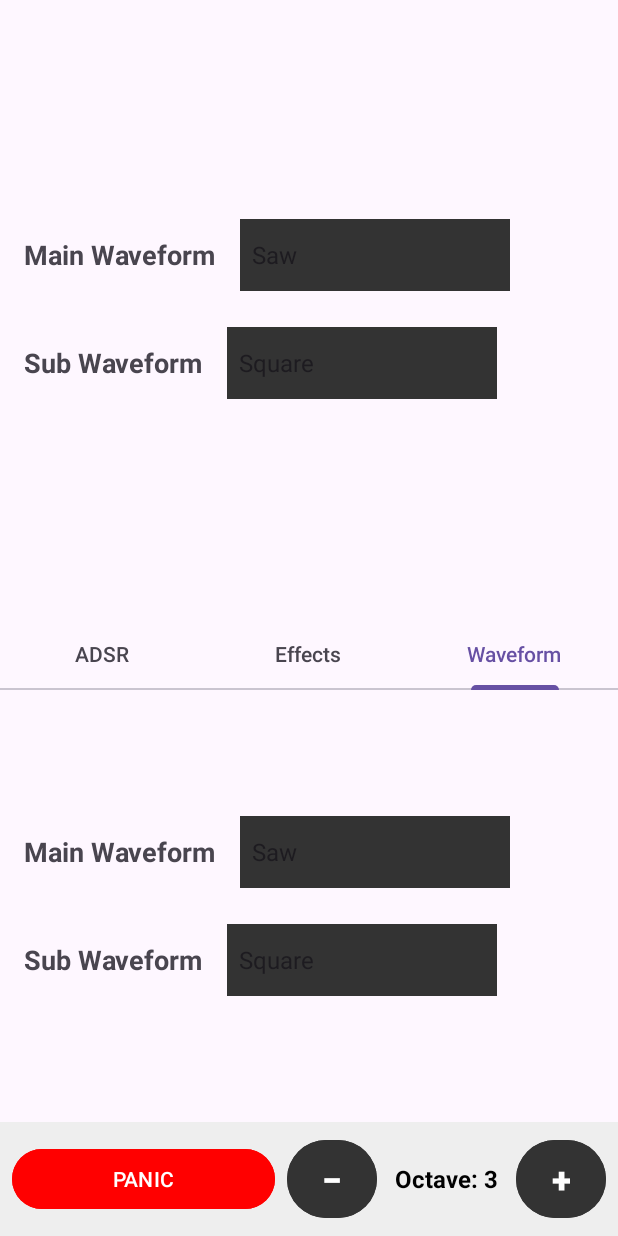
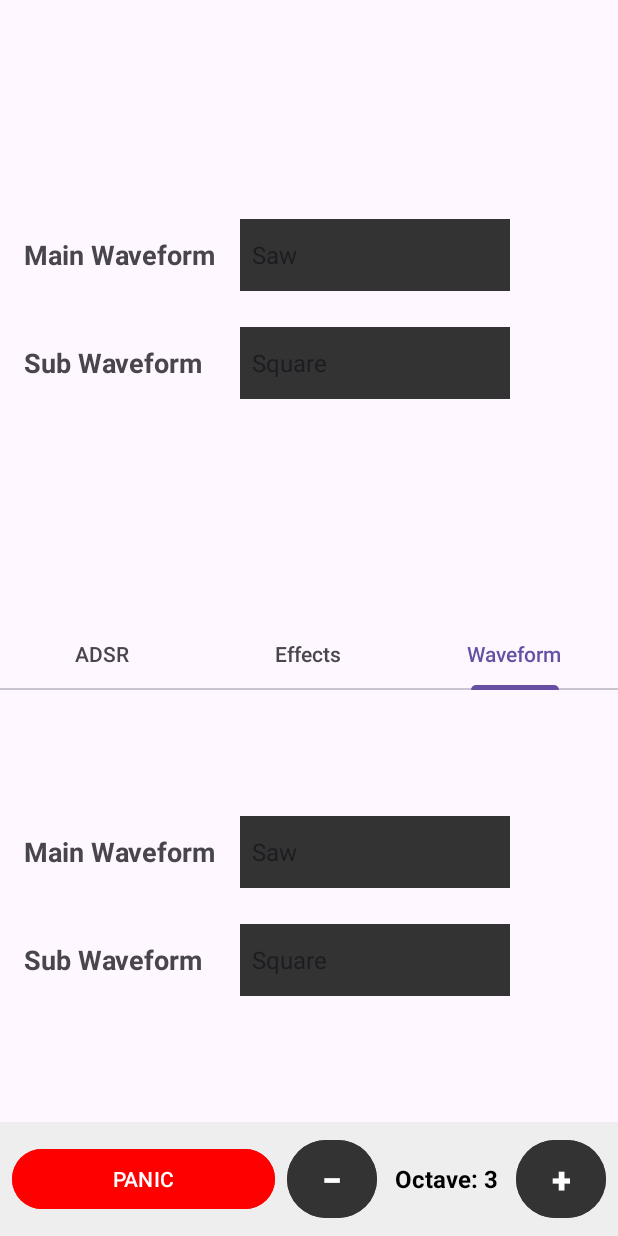
Before and after one commit to LUKE-MUL8/SynthControllerMozi, an Android app: the fragment WaveformFragment placed in its activity, tab 3 chosen, on a phone screen of 412 x 824 dp. Run offline under Robolectric (Android 15) with nearby library versions, the phone set to English and light mode, and no system bars; libraries missing offline, so code that uses them is left out: com.convergencelabstfx.pianoview, com.rejowan.rotaryknob; plain views replace PianoView, RotaryKnob; 14 statements that could not run were skipped.

Commit message:
Clean up layout and remove reverb

```diff
--- a/app/src/main/java/com/example/synthcontroller/EffectsFragment.java
+++ b/app/src/main/java/com/example/synthcontroller/EffectsFragment.java
@@ -19,21 +19,21 @@ public class EffectsFragment extends Fragment {
 
         filterKnob = view.findViewById(R.id.filterKnob);
         detuneKnob = view.findViewById(R.id.detuneKnob);
-        reverbKnob = view.findViewById(R.id.reverbKnob);
+//        reverbKnob = view.findViewById(R.id.reverbKnob);
         vibRateKnob = view.findViewById(R.id.vibRateKnob);
         vibDepthKnob = view.findViewById(R.id.vibDepthKnob);
 
         // Set default values
         filterKnob.setCurrentProgress(255);
         detuneKnob.setCurrentProgress(0);
-        reverbKnob.setCurrentProgress(0);
+//        reverbKnob.setCurrentProgress(0);
         vibRateKnob.setCurrentProgress(20);
         vibDepthKnob.setCurrentProgress(0);
 
         // Setup listeners
         setupKnob(filterKnob, "FILTER:");
         setupKnob(detuneKnob, "DETUNE:");
-        setupKnob(reverbKnob, "REVERB:");
+//        setupKnob(reverbKnob, "REVERB:");
         setupKnob(vibRateKnob, "VIB_RATE:");
         setupKnob(vibDepthKnob, "VIB_DEPTH:");
 
--- a/app/src/main/java/com/example/synthcontroller/MidiFilePlaybackActivity.java
+++ b/app/src/main/java/com/example/synthcontroller/MidiFilePlaybackActivity.java
@@ -45,6 +45,8 @@ public class MidiFilePlaybackActivity extends AppCompatActivity {
                     Toast.makeText(this, "No file selected", Toast.LENGTH_SHORT).show();
                 }
             });
+
+
 
     @Override
     protected void onCreate(Bundle savedInstanceState) {
@@ -269,6 +271,8 @@ public class MidiFilePlaybackActivity extends AppCompatActivity {
             BluetoothManager.getInstance().sendCommand("UP:" + note);
         }
         Log.d(TAG, "Sent all notes off");
+        sendCommand("PANIC:", 1);
+
     }
 
     private void playMidiFile(Uri uri) {
--- a/app/src/main/res/layout-land/activity_perform.xml
+++ b/app/src/main/res/layout-land/activity_perform.xml
@@ -22,6 +22,7 @@
             android:layout_height="90dp"
             android:layout_margin="4dp"
             app:label_text="Attack"
+            app:label_text_style="bold"
             app:max="255"
             app:min="0" />
 
@@ -31,6 +32,7 @@
             android:layout_height="90dp"
             android:layout_margin="4dp"
             app:label_text="Decay"
+            app:label_text_style="bold"
             app:max="255"
             app:min="0" />
 
@@ -40,6 +42,7 @@
             android:layout_height="90dp"
             android:layout_margin="4dp"
             app:label_text="Sustain"
+            app:label_text_style="bold"
             app:max="255"
             app:min="0" />
 
@@ -49,6 +52,7 @@
             android:layout_height="90dp"
             android:layout_margin="4dp"
             app:label_text="Release"
+            app:label_text_style="bold"
             app:max="255"
             app:min="0" />
     </LinearLayout>
@@ -112,6 +116,7 @@
                 android:layout_height="80dp"
                 android:layout_margin="4dp"
                 app:label_text="Filter"
+                app:label_text_style="bold"
                 app:max="255"
                 app:min="0" />
 
@@ -121,6 +126,7 @@
                 android:layout_height="80dp"
                 android:layout_margin="4dp"
                 app:label_text="Detune"
+                app:label_text_style="bold"
                 app:max="255"
                 app:min="0" />
 
@@ -130,6 +136,7 @@
                 android:layout_height="80dp"
                 android:layout_margin="4dp"
                 app:label_text="Reverb"
+                app:label_text_style="bold"
                 app:max="255"
                 app:min="0" />
         </LinearLayout>
@@ -161,6 +168,7 @@
         android:orientation="horizontal"
         android:gravity="center"
         android:padding="8dp"
+        android:background="#EEEEEE"
         app:layout_constraintBottom_toBottomOf="parent"
         app:layout_constraintStart_toEndOf="@id/adsrKnobContainer"
         app:layout_constraintEnd_toEndOf="parent">
@@ -172,6 +180,7 @@
             android:layout_weight="1"
             android:layout_margin="4dp"
             app:label_text="Vib Rate"
+            app:label_text_style="bold"
             app:max="255"
             app:min="0" />
 
@@ -182,53 +191,56 @@
             android:layout_weight="1"
             android:layout_margin="4dp"
             app:label_text="Vib Depth"
+            app:label_text_style="bold"
             app:max="255"
             app:min="0" />
 
-        <!-- Octave controls -->
-        <LinearLayout
-            android:id="@+id/octaveControlContainer"
-            android:layout_width="wrap_content"
+        <!-- Panic button to match portrait style -->
+        <Button
+            android:id="@+id/panicButton"
+            android:layout_width="0dp"
             android:layout_height="wrap_content"
-            android:orientation="vertical"
-            android:gravity="center"
-            android:layout_margin="8dp">
+            android:layout_weight="1"
+            android:text="PANIC"
+            android:textSize="14sp"
+            android:backgroundTint="#FF0000"
+            android:textColor="#FFFFFF"
+            app:rippleColor="#CC0000"
+            android:layout_marginEnd="8dp" />
+
+        <!-- Octave controls to match portrait style -->
+        <Button
+            android:id="@+id/octaveDownButton"
+            android:layout_width="60dp"
+            android:layout_height="60dp"
+            android:text="−"
+            android:textSize="24sp"
+            android:textStyle="bold"
+            android:textColor="#FFFFFF"
+            android:backgroundTint="#333333"
+            app:rippleColor="#666666" />
 
         <TextView
             android:id="@+id/octaveTextView"
             android:layout_width="wrap_content"
             android:layout_height="wrap_content"
-                android:text="Octave: 5"
-                android:textSize="18sp"
+            android:text="OCT: 5"
+            android:textSize="16sp"
             android:textStyle="bold"
-                android:layout_marginBottom="8dp"/>
-
-            <LinearLayout
-                android:layout_width="wrap_content"
-                android:layout_height="wrap_content"
-                android:orientation="horizontal">
-
-                <Button
-                    android:id="@+id/octaveDownButton"
-                    android:layout_width="wrap_content"
-                    android:layout_height="wrap_content"
-                    android:text="- OCT" />
+            android:textColor="#000000"
+            android:layout_marginStart="12dp"
+            android:layout_marginEnd="12dp" />
 
         <Button
             android:id="@+id/octaveUpButton"
-                    android:layout_width="wrap_content"
-                    android:layout_height="wrap_content"
-                    android:text="+ OCT" />
-            </LinearLayout>
-        </LinearLayout>
-
-        <!-- Panic button -->
-        <Button
-            android:id="@+id/panicButton"
-            android:layout_width="wrap_content"
-            android:layout_height="wrap_content"
-            android:layout_margin="8dp"
-            android:text="Stop all notes" />
+            android:layout_width="60dp"
+            android:layout_height="60dp"
+            android:text="+"
+            android:textSize="24sp"
+            android:textStyle="bold"
+            android:textColor="#FFFFFF"
+            android:backgroundTint="#333333"
+            app:rippleColor="#666666" />
     </LinearLayout>
 
 </androidx.constraintlayout.widget.ConstraintLayout>
--- a/app/src/main/res/layout/layout_tab_waveform.xml
+++ b/app/src/main/res/layout/layout_tab_waveform.xml
@@ -6,48 +6,55 @@
     android:gravity="center"
     android:padding="16dp">
 
-    <!-- Main Waveform -->
+    <!-- Container for labels and spinners -->
     <LinearLayout
         android:layout_width="match_parent"
         android:layout_height="wrap_content"
-        android:orientation="horizontal"
-        android:gravity="center_vertical"
-        android:layout_marginBottom="24dp">
+        android:orientation="horizontal">
+
+        <!-- Left side - Labels -->
+        <LinearLayout
+            android:layout_width="wrap_content"
+            android:layout_height="wrap_content"
+            android:orientation="vertical"
+            android:layout_marginEnd="16dp">
 
             <TextView
                 android:layout_width="wrap_content"
-            android:layout_height="wrap_content"
+                android:layout_height="48dp"
                 android:text="Main Waveform"
                 android:textSize="18sp"
                 android:textStyle="bold"
-            android:layout_marginEnd="16dp"/>
+                android:gravity="center_vertical"/>
+
+            <TextView
+                android:layout_width="wrap_content"
+                android:layout_height="48dp"
+                android:text="Sub Waveform"
+                android:textSize="18sp"
+                android:textStyle="bold"
+                android:gravity="center_vertical"
+                android:layout_marginTop="24dp"/>
+        </LinearLayout>
+
+        <!-- Right side - Spinners -->
+        <LinearLayout
+            android:layout_width="wrap_content"
+            android:layout_height="wrap_content"
+            android:orientation="vertical">
 
             <Spinner
                 android:id="@+id/mainWaveSpinner"
                 android:layout_width="180dp"
                 android:layout_height="48dp"
                 android:background="#333333"/>
-    </LinearLayout>
-
-    <!-- Sub Waveform -->
-    <LinearLayout
-        android:layout_width="match_parent"
-        android:layout_height="wrap_content"
-        android:orientation="horizontal"
-        android:gravity="center_vertical">
-
-        <TextView
-            android:layout_width="wrap_content"
-            android:layout_height="wrap_content"
-            android:text="Sub Waveform"
-            android:textSize="18sp"
-            android:textStyle="bold"
-            android:layout_marginEnd="16dp"/>
 
             <Spinner
                 android:id="@+id/subWaveSpinner"
                 android:layout_width="180dp"
                 android:layout_height="48dp"
-            android:background="#333333"/>
+                android:background="#333333"
+                android:layout_marginTop="24dp"/>
         </LinearLayout>
     </LinearLayout>
+</LinearLayout>
```
Also changed, not shown: app/src/main/res/layout/activity_midi_file_playback.xml (+55 -69 lines), app/src/main/res/layout/layout_tab_effects.xml (+5 -14 lines). Lines whose indentation alone changed are shown as unchanged.
